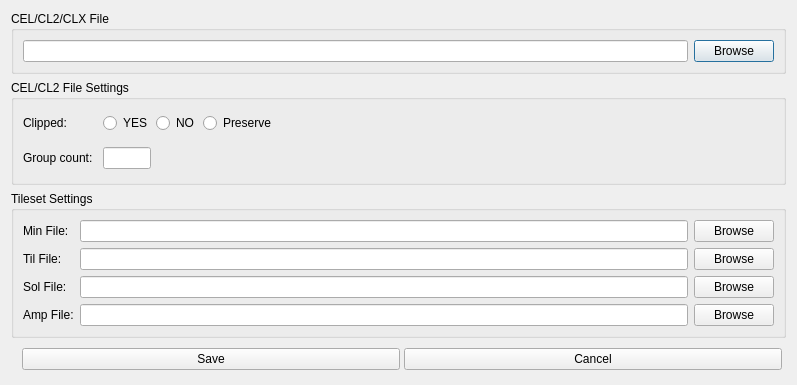
This is source/saveasdialog.ui in diasurgical/d1-graphics-tool as Qt 5 draws it before an edit. The edited form follows.
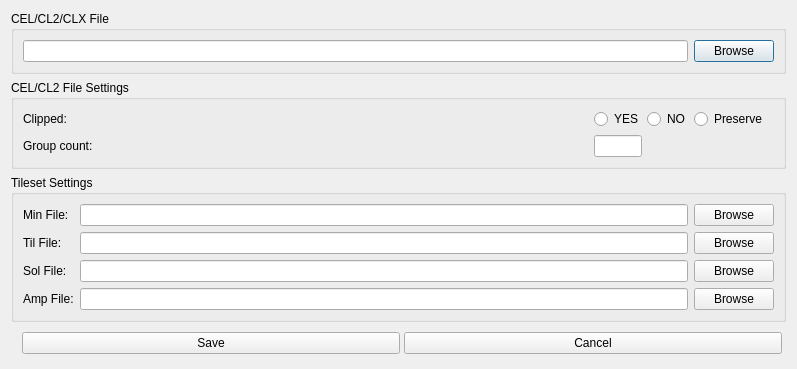
This is the edited form.

```diff
--- a/source/saveasdialog.ui
+++ b/source/saveasdialog.ui
@@ -73,16 +73,16 @@
           <number>4</number>
          </property>
          <property name="leftMargin">
-          <number>4</number>
+          <number>0</number>
          </property>
          <property name="topMargin">
-          <number>4</number>
+          <number>0</number>
          </property>
          <property name="rightMargin">
-          <number>4</number>
+          <number>0</number>
          </property>
          <property name="bottomMargin">
-          <number>4</number>
+          <number>0</number>
          </property>
          <item>
           <widget class="QRadioButton" name="celClippedYesRadioButton">
@@ -119,36 +119,12 @@
            <property name="orientation">
             <enum>Qt::Horizontal</enum>
            </property>
-           <property name="sizeHint" stdset="0">
-            <size>
-             <width>140</width>
-             <height>20</height>
-            </size>
-           </property>
           </spacer>
          </item>
         </layout>
        </widget>
       </item>
       <item row="1" column="1">
-       <widget class="QWidget" name="celGroupWidget" native="true">
-        <layout class="QHBoxLayout" name="horizontalLayout_5">
-         <property name="spacing">
-          <number>4</number>
-         </property>
-         <property name="leftMargin">
-          <number>4</number>
-         </property>
-         <property name="topMargin">
-          <number>4</number>
-         </property>
-         <property name="rightMargin">
-          <number>4</number>
-         </property>
-         <property name="bottomMargin">
-          <number>4</number>
-         </property>
-         <item>
           <widget class="QLineEdit" name="celGroupEdit">
            <property name="minimumSize">
             <size>
@@ -165,22 +141,6 @@
            <property name="toolTip">
             <string>Number of groups</string>
            </property>
-          </widget>
-         </item>
-         <item>
-          <spacer name="framesHorizontalSpacer_2">
-           <property name="orientation">
-            <enum>Qt::Horizontal</enum>
-           </property>
-           <property name="sizeHint" stdset="0">
-            <size>
-             <width>40</width>
-             <height>20</height>
-            </size>
-           </property>
-          </spacer>
-         </item>
-        </layout>
        </widget>
       </item>
      </layout>
```
Left out of the diff: 2 changed lines with no effect on the pictures. Lines whose indentation alone changed are shown as unchanged.
